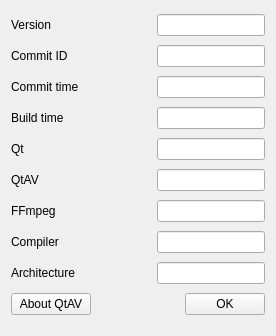
Qt form src/forms/aboutdialog.ui (wangwenx190/dynamic-desktop) before a commit.
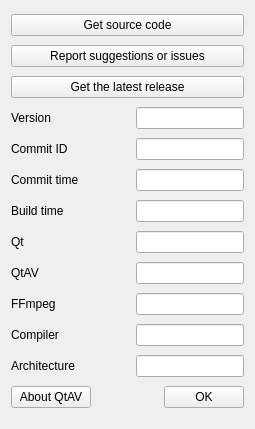
The same form after that commit. Icons and pictures are not drawn.

```diff
--- a/src/forms/aboutdialog.ui
+++ b/src/forms/aboutdialog.ui
@@ -6,8 +6,8 @@
    <rect>
     <x>0</x>
     <y>0</y>
-    <width>276</width>
-    <height>336</height>
+    <width>255</width>
+    <height>429</height>
    </rect>
   </property>
   <property name="windowTitle">
@@ -18,6 +18,27 @@
     <normaloff>:/icon.ico</normaloff>:/icon.ico</iconset>
   </property>
   <layout class="QVBoxLayout" name="verticalLayout">
+   <item>
+    <widget class="QPushButton" name="pushButton_source">
+     <property name="text">
+      <string>Get source code</string>
+     </property>
+    </widget>
+   </item>
+   <item>
+    <widget class="QPushButton" name="pushButton_issues">
+     <property name="text">
+      <string>Report suggestions or issues</string>
+     </property>
+    </widget>
+   </item>
+   <item>
+    <widget class="QPushButton" name="pushButton_release">
+     <property name="text">
+      <string>Get the latest release</string>
+     </property>
+    </widget>
+   </item>
    <item>
     <layout class="QHBoxLayout" name="horizontalLayout_5">
      <item>
@@ -49,7 +70,7 @@
      <item>
       <widget class="QLineEdit" name="lineEdit_version">
        <property name="sizePolicy">
-        <sizepolicy hsizetype="Minimum" vsizetype="Fixed">
+        <sizepolicy hsizetype="Expanding" vsizetype="Fixed">
          <horstretch>0</horstretch>
          <verstretch>0</verstretch>
         </sizepolicy>
@@ -98,7 +119,7 @@
      <item>
       <widget class="QLineEdit" name="lineEdit_commit_id">
        <property name="sizePolicy">
-        <sizepolicy hsizetype="Minimum" vsizetype="Fixed">
+        <sizepolicy hsizetype="Expanding" vsizetype="Fixed">
          <horstretch>0</horstretch>
          <verstretch>0</verstretch>
         </sizepolicy>
@@ -141,7 +162,7 @@
      <item>
       <widget class="QLineEdit" name="lineEdit_commit_time">
        <property name="sizePolicy">
-        <sizepolicy hsizetype="Minimum" vsizetype="Fixed">
+        <sizepolicy hsizetype="Expanding" vsizetype="Fixed">
          <horstretch>0</horstretch>
          <verstretch>0</verstretch>
         </sizepolicy>
@@ -184,7 +205,7 @@
      <item>
       <widget class="QLineEdit" name="lineEdit_build_time">
        <property name="sizePolicy">
-        <sizepolicy hsizetype="Minimum" vsizetype="Fixed">
+        <sizepolicy hsizetype="Expanding" vsizetype="Fixed">
          <horstretch>0</horstretch>
          <verstretch>0</verstretch>
         </sizepolicy>
@@ -227,7 +248,7 @@
      <item>
       <widget class="QLineEdit" name="lineEdit_qt">
        <property name="sizePolicy">
-        <sizepolicy hsizetype="Minimum" vsizetype="Fixed">
+        <sizepolicy hsizetype="Expanding" vsizetype="Fixed">
          <horstretch>0</horstretch>
          <verstretch>0</verstretch>
         </sizepolicy>
@@ -270,7 +291,7 @@
      <item>
       <widget class="QLineEdit" name="lineEdit_qtav">
        <property name="sizePolicy">
-        <sizepolicy hsizetype="Minimum" vsizetype="Fixed">
+        <sizepolicy hsizetype="Expanding" vsizetype="Fixed">
          <horstretch>0</horstretch>
          <verstretch>0</verstretch>
         </sizepolicy>
@@ -313,7 +334,7 @@
      <item>
       <widget class="QLineEdit" name="lineEdit_ffmpeg">
        <property name="sizePolicy">
-        <sizepolicy hsizetype="Minimum" vsizetype="Fixed">
+        <sizepolicy hsizetype="Expanding" vsizetype="Fixed">
          <horstretch>0</horstretch>
          <verstretch>0</verstretch>
         </sizepolicy>
@@ -356,7 +377,7 @@
      <item>
       <widget class="QLineEdit" name="lineEdit_compiler">
        <property name="sizePolicy">
-        <sizepolicy hsizetype="Minimum" vsizetype="Fixed">
+        <sizepolicy hsizetype="Expanding" vsizetype="Fixed">
          <horstretch>0</horstretch>
          <verstretch>0</verstretch>
         </sizepolicy>
@@ -399,7 +420,7 @@
      <item>
       <widget class="QLineEdit" name="lineEdit_arch">
        <property name="sizePolicy">
-        <sizepolicy hsizetype="Minimum" vsizetype="Fixed">
+        <sizepolicy hsizetype="Expanding" vsizetype="Fixed">
          <horstretch>0</horstretch>
          <verstretch>0</verstretch>
         </sizepolicy>
```
Left out of the diff: 6 changed lines with no effect on the pictures.
